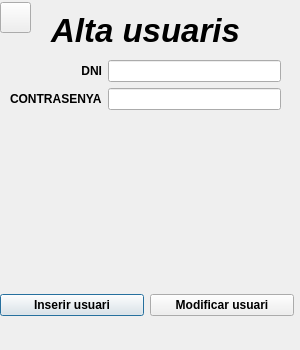
Old version of the form login_jesus/ui/alta_usuaris.ui in the repository enriquepoler/2damUAProject.
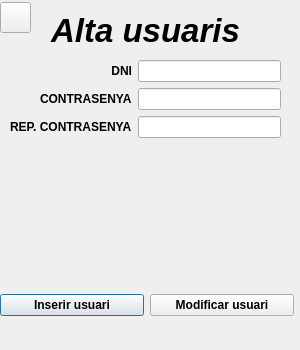
New version of the form.

```diff
--- a/login_jesus/ui/alta_usuaris.ui
+++ b/login_jesus/ui/alta_usuaris.ui
@@ -114,7 +114,25 @@
      </widget>
     </item>
     <item row="1" column="1">
-     <widget class="QLineEdit" name="textPasswd"/>
+     <widget class="QLineEdit" name="textPasswd">
+      <property name="echoMode">
+       <enum>QLineEdit::Password</enum>
+      </property>
+     </widget>
+    </item>
+    <item row="2" column="0">
+     <widget class="QLabel" name="label_4">
+      <property name="text">
+       <string>REP. CONTRASENYA</string>
+      </property>
+     </widget>
+    </item>
+    <item row="2" column="1">
+     <widget class="QLineEdit" name="textPasswd2">
+      <property name="echoMode">
+       <enum>QLineEdit::Password</enum>
+      </property>
+     </widget>
     </item>
    </layout>
   </widget>
```
Left out of the diff: 6 changed lines with no effect on the pictures.
